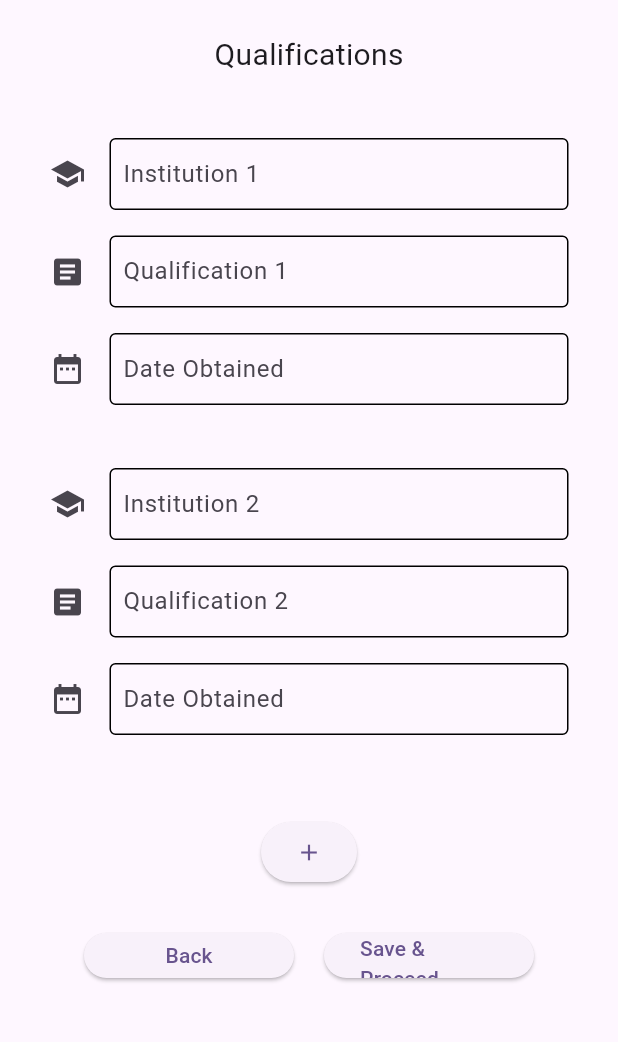
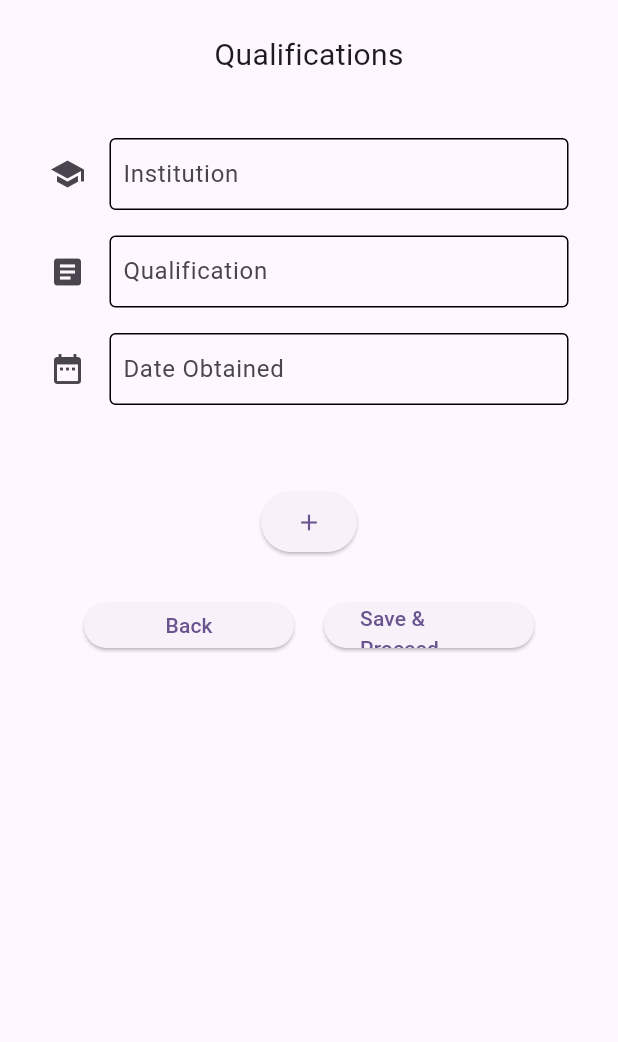
Before and after one commit to COS301-SE-2023/AI-CV-Generator, a Flutter app: the QualificationsDetailsForm screen opened directly, on a phone screen of 412 x 824 dp, the part 63-1105 px from its top. Run offline on Flutter 3.47's test engine with Material 2 defaults, Android fonts, the phone set to English and light mode, and no system bars; drawn by our look-alikes of date_field.

Commit message:
Update qualifications.dart

```diff
--- a/fe/lib/pages/qualifications.dart
+++ b/fe/lib/pages/qualifications.dart
@@ -3,6 +3,7 @@
 import 'package:ai_cv_generator/pages/employment.dart';
 import 'package:ai_cv_generator/pages/personaldetails.dart';
 import 'package:ai_cv_generator/pages/strings.dart';
+import 'package:date_field/date_field.dart';
 import 'package:flutter/material.dart';
 
 void main () => runApp(const QualificationsDetails());
@@ -32,11 +33,11 @@ class _QualificationsDetailsFormState extends State<QualificationsDetailsForm> {
   final _formKey = GlobalKey<FormState>();
 
   TextEditingController institution1 = TextEditingController();
-  TextEditingController institution2 = TextEditingController();
+  //TextEditingController institution2 = TextEditingController();
   TextEditingController qualification1 = TextEditingController();
-  TextEditingController qualification2 = TextEditingController();
-  TextEditingController gradDate1 = TextEditingController();
-  TextEditingController gradDate2 = TextEditingController();
+  //TextEditingController qualification2 = TextEditingController();
+  final TextEditingController _timeController1 = TextEditingController();
+  //TextEditingController gradDate2 = TextEditingController();
 
   @override
   Widget build(BuildContext context) {
@@ -99,28 +100,14 @@ class _QualificationsDetailsFormState extends State<QualificationsDetailsForm> {
         child: Column(
           mainAxisAlignment: MainAxisAlignment.start,
           children: <Widget>[
-            _buildInstitutionField1(),
-            _buildQualificationField1(),
-            _buildGraduationField1(),
-            _buildSeparator(),
-            _buildInstitution2Field(),
-            _buildQualification2Field(),
-            _buildGraduationField2(),
-            //_buildStartDField(),
-            //_buildEndDField(),
+            _buildInstitutionField(),
+            _buildQualificationField(),
+            _buildGraduationField(),
           ],
         ));
   }
 
-  Widget _buildSeparator() {
-    return Container (
-      padding: const EdgeInsets.all(8.0),
-      constraints: BoxConstraints.tight(const Size(550,25)),
-    );
-  }
-
-
-  Widget _buildInstitutionField1() {
+  Widget _buildInstitutionField() {
     return Container (
       padding: const EdgeInsets.all(8.0),
       constraints: BoxConstraints.tight(const Size(550,65)),
@@ -128,29 +115,7 @@ class _QualificationsDetailsFormState extends State<QualificationsDetailsForm> {
         controller: institution1,
         decoration: const InputDecoration(
           contentPadding: EdgeInsets.all(5.0),
-          labelText: 'Institution 1',
-          enabledBorder: OutlineInputBorder(),
-          icon: Icon(Icons.school),
-        ),
-        // ignore: body_might_complete_normally_nullable
-        validator: (value) {
-          if (value == null || value.isEmpty) {
-            return 'Please enter some text';
-          }
-          return null;
-        },
-      )
-    );
-  }
-  Widget _buildInstitution2Field() {
-    return Container (
-      padding: const EdgeInsets.all(8.0),
-      constraints: BoxConstraints.tight(const Size(550,65)),
-      child: TextFormField(
-        controller: institution2,
-        decoration: const InputDecoration(
-          contentPadding: EdgeInsets.all(5.0),
-          labelText: 'Institution 2',
+          labelText: 'Institution',
           enabledBorder: OutlineInputBorder(),
           icon: Icon(Icons.school),
         ),
@@ -165,7 +130,7 @@ class _QualificationsDetailsFormState extends State<QualificationsDetailsForm> {
     );
   }
 
-  Widget _buildQualificationField1() {
+  Widget _buildQualificationField() {
     return Container (
       padding: const EdgeInsets.all(8.0),
       constraints: BoxConstraints.tight(const Size(550,65)),
@@ -173,29 +138,7 @@ class _QualificationsDetailsFormState extends State<QualificationsDetailsForm> {
         controller: qualification1,
         decoration: const InputDecoration(
           contentPadding: EdgeInsets.all(5.0),
-          labelText: 'Qualification 1',
-          enabledBorder: OutlineInputBorder(),
-          icon: Icon(Icons.article),
-        ),
-        // ignore: body_might_complete_normally_nullable
-        validator: (value) {
-          if (value == null || value.isEmpty) {
-            return 'Please enter some text';
-          }
-          return null;
-        },
-      )
-    );
-  }
-  Widget _buildQualification2Field() {
-    return Container (
-      padding: const EdgeInsets.all(8.0),
-      constraints: BoxConstraints.tight(const Size(550,65)),
-      child: TextFormField(
-        controller: qualification2,
-        decoration: const InputDecoration(
-          contentPadding: EdgeInsets.all(5.0),
-          labelText: 'Qualification 2',
+          labelText: 'Qualification',
           enabledBorder: OutlineInputBorder(),
           icon: Icon(Icons.article),
         ),
@@ -211,52 +154,24 @@ class _QualificationsDetailsFormState extends State<QualificationsDetailsForm> {
   }
 
 
-  Widget _buildGraduationField1() {
+  Widget _buildGraduationField() {
     return Container (
       padding: const EdgeInsets.all(8.0),
       constraints: BoxConstraints.tight(const Size(550,65)),
-      child: TextFormField(
-        controller: gradDate1,
+      child: DateTimeFormField(
+        //controller: _timeController1,
         decoration: const InputDecoration(
+          border: OutlineInputBorder(),
           contentPadding: EdgeInsets.all(5.0),
           labelText: 'Date Obtained',
-          hintText: 'DD/MM/YYYY',
           enabledBorder: OutlineInputBorder(),
           icon: Icon(Icons.date_range),
         ),
-        // ignore: body_might_complete_normally_nullable
-        validator: (value) {
-          if (value == null || value.isEmpty) {
-            return 'Please enter some text';
-          }
-          return null;
-        },
+        mode: DateTimeFieldPickerMode.date,
       )
     );
   }
-  Widget _buildGraduationField2() {
-    return Container (
-      padding: const EdgeInsets.all(8.0),
-      constraints: BoxConstraints.tight(const Size(550,65)),
-      child: TextFormField(
-        controller: gradDate2,
-        decoration: const InputDecoration(
-          contentPadding: EdgeInsets.all(5.0),
-          labelText: 'Date Obtained',
-          hintText: 'DD/MM/YYYY',
-          enabledBorder: OutlineInputBorder(),
-          icon: Icon(Icons.date_range),
-        ),
-        // ignore: body_might_complete_normally_nullable
-        validator: (value) {
-          if (value == null || value.isEmpty) {
-            return 'Please enter some text';
-          }
-          return null;
-        },
-      )
-    );
-  }
+
 
   Widget _buildAddButton() {
     return ElevatedButton(
```
